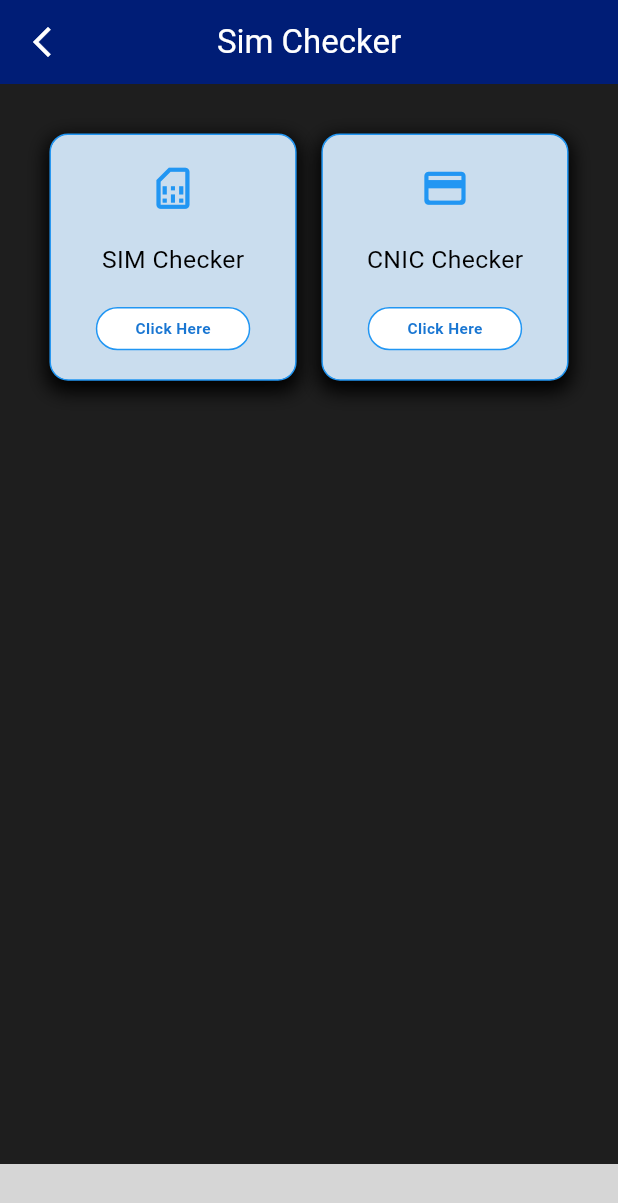
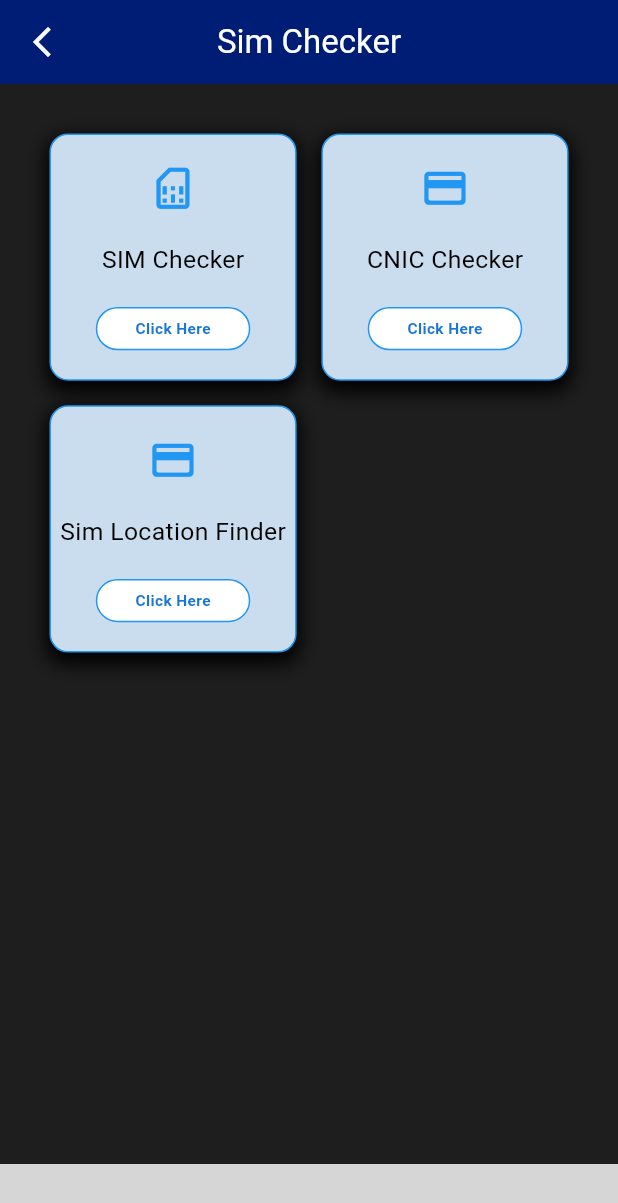
Before and after one commit to ranasherry/package-info-app, a Flutter app: the SubSimCheckerView screen opened by its route, on a phone screen of 412 x 824 dp. Shown: the top 1203 px of the screen. Run offline on Flutter 3.47's test engine with Material 3 defaults, Android fonts, the phone set to English and light mode, and no system bars; our stand-ins replace firebase_analytics, firebase_core, firebase_messaging, flutter_easyloading, flutter_local_notifications, get and 3 more; missing offline and left inert: applovin_max, launch_review; accounts and stored records are empty; grey boxes are pictures that could not be loaded.

```diff
--- a/lib/app/modules/routes/app_pages.dart
+++ b/lib/app/modules/routes/app_pages.dart
@@ -1,51 +1,53 @@
-import 'package:all_network_packages/app/modules/home/bindings/jazz_binding.dart';
-import 'package:all_network_packages/app/modules/home/bindings/settings_binding.dart';
-import 'package:all_network_packages/app/modules/sim_checker/binding/cnic_checker_binding.dart';
-import 'package:all_network_packages/app/modules/sim_checker/binding/sim_checker_binding.dart';
-import 'package:all_network_packages/app/modules/home/bindings/telenor_binding.dart';
-import 'package:all_network_packages/app/modules/home/bindings/ufone_binding.dart';
-import 'package:all_network_packages/app/modules/home/bindings/warid_binding.dart';
-import 'package:all_network_packages/app/modules/home/bindings/zong_binding.dart';
-import 'package:all_network_packages/app/modules/home/views/jazz_call_offer.dart';
-import 'package:all_network_packages/app/modules/home/views/jazz_home_view.dart';
-import 'package:all_network_packages/app/modules/home/views/jazz_internet.dart';
-import 'package:all_network_packages/app/modules/home/views/jazz_other.dart';
-import 'package:all_network_packages/app/modules/home/views/jazz_sms.dart';
-import 'package:all_network_packages/app/modules/home/views/jazz_view_more.dart';
-import 'package:all_network_packages/app/modules/home/views/settings_view.dart';
-import 'package:all_network_packages/app/modules/sim_checker/views/cnic_checker_view.dart';
-import 'package:all_network_packages/app/modules/sim_checker/views/sim_checker_view.dart';
-import 'package:all_network_packages/app/modules/home/views/splash_screen.dart';
-import 'package:all_network_packages/app/modules/home/views/telenor_call.dart';
-import 'package:all_network_packages/app/modules/home/views/telenor_internet.dart';
-import 'package:all_network_packages/app/modules/home/views/telenor_other.dart';
-import 'package:all_network_packages/app/modules/home/views/telenor_sms.dart';
-import 'package:all_network_packages/app/modules/home/views/telenor_view_more.dart';
-import 'package:all_network_packages/app/modules/home/views/ufone_call.dart';
-import 'package:all_network_packages/app/modules/home/views/ufone_home_view.dart';
-import 'package:all_network_packages/app/modules/home/views/ufone_internet.dart';
-import 'package:all_network_packages/app/modules/home/views/ufone_other.dart';
-import 'package:all_network_packages/app/modules/home/views/ufone_sms.dart';
-import 'package:all_network_packages/app/modules/home/views/warid_call.dart';
-import 'package:all_network_packages/app/modules/home/views/warid_home_view.dart';
-import 'package:all_network_packages/app/modules/home/views/warid_internet.dart';
-import 'package:all_network_packages/app/modules/home/views/warid_sms.dart';
-import 'package:all_network_packages/app/modules/home/views/warid_view_more.dart';
-import 'package:all_network_packages/app/modules/home/views/zong_call.dart';
-import 'package:all_network_packages/app/modules/home/views/zong_home_view.dart';
-import 'package:all_network_packages/app/modules/home/views/zong_internet.dart';
-import 'package:all_network_packages/app/modules/home/views/zong_other.dart';
-import 'package:all_network_packages/app/modules/home/views/zong_sms.dart';
-import 'package:all_network_packages/app/modules/sim_checker/views/sub_sim_checker_view.dart';
 import 'package:get/get.dart';
 
 import '../home/bindings/home_view_binding.dart';
+import '../home/bindings/jazz_binding.dart';
+import '../home/bindings/settings_binding.dart';
 import '../home/bindings/splash_Screen_binding.dart';
+import '../home/bindings/telenor_binding.dart';
+import '../home/bindings/ufone_binding.dart';
+import '../home/bindings/warid_binding.dart';
+import '../home/bindings/zong_binding.dart';
 import '../home/views/home_view.dart';
+import '../home/views/jazz_call_offer.dart';
+import '../home/views/jazz_home_view.dart';
+import '../home/views/jazz_internet.dart';
+import '../home/views/jazz_other.dart';
+import '../home/views/jazz_sms.dart';
+import '../home/views/jazz_view_more.dart';
+import '../home/views/settings_view.dart';
+import '../home/views/splash_screen.dart';
+import '../home/views/telenor_call.dart';
 import '../home/views/telenor_home_view.dart';
+import '../home/views/telenor_internet.dart';
+import '../home/views/telenor_other.dart';
+import '../home/views/telenor_sms.dart';
+import '../home/views/telenor_view_more.dart';
+import '../home/views/ufone_call.dart';
+import '../home/views/ufone_home_view.dart';
+import '../home/views/ufone_internet.dart';
+import '../home/views/ufone_other.dart';
+import '../home/views/ufone_sms.dart';
 import '../home/views/ufone_view_more.dart';
+import '../home/views/warid_call.dart';
+import '../home/views/warid_home_view.dart';
+import '../home/views/warid_internet.dart';
 import '../home/views/warid_other.dart';
+import '../home/views/warid_sms.dart';
+import '../home/views/warid_view_more.dart';
+import '../home/views/zong_call.dart';
+import '../home/views/zong_home_view.dart';
+import '../home/views/zong_internet.dart';
+import '../home/views/zong_other.dart';
+import '../home/views/zong_sms.dart';
 import '../home/views/zong_view_more.dart';
+import '../location_finder/bindings/location_finder_binding.dart';
+import '../location_finder/views/location_finder_view.dart';
+import '../sim_checker/binding/cnic_checker_binding.dart';
+import '../sim_checker/binding/sim_checker_binding.dart';
+import '../sim_checker/views/cnic_checker_view.dart';
+import '../sim_checker/views/sim_checker_view.dart';
+import '../sim_checker/views/sub_sim_checker_view.dart';
 
 part 'app_routes.dart';
 
@@ -199,5 +201,10 @@ class AppPages {
       page: () => CnicCheckerView(),
       binding: CnicCheckerBinding(),
     ),
+    GetPage(
+      name: _Paths.LOCATION_FINDER,
+      page: () => LocationFinderView(),
+      binding: LocationFinderBinding(),
+    ),
   ];
 }
--- a/lib/app/modules/routes/app_routes.dart
+++ b/lib/app/modules/routes/app_routes.dart
@@ -38,6 +38,7 @@ abstract class Routes {
   static const SETTINGSVIEW = _Paths.SETTINGSVIEW;
   static const SUBSIMCHECKERVIEW = _Paths.SUBSIMCHECKERVIEW;
   static const CNICCHECKERVIEW = _Paths.CNICCHECKERVIEW;
+  static const LOCATION_FINDER = _Paths.LOCATION_FINDER;
 }
 
 abstract class _Paths {
@@ -77,4 +78,5 @@ abstract class _Paths {
   static const SETTINGSVIEW = '/SETTINGSVIEW';
   static const SUBSIMCHECKERVIEW = '/SUBSIMCHECKERVIEW';
   static const CNICCHECKERVIEW = '/CNICCHECKERVIEW';
+  static const LOCATION_FINDER = '/location-finder';
 }
--- a/lib/app/modules/sim_checker/views/sub_sim_checker_view.dart
+++ b/lib/app/modules/sim_checker/views/sub_sim_checker_view.dart
@@ -147,6 +147,65 @@ class SubSimCheckerView extends StatelessWidget {
                     ),
                   ),
                 ),
+                GestureDetector(
+                  onTap: () {
+                    Get.toNamed(Routes.LOCATION_FINDER);
+                  },
+                  child: Container(
+                    decoration: BoxDecoration(
+                      color: Color(0xFFCADDEE),
+                      borderRadius: BorderRadius.circular(
+                          SizeConfig.blockSizeHorizontal * 3),
+                      border: Border.all(color: Colors.blue),
+                      boxShadow: [
+                        BoxShadow(
+                          color: Colors.black, // Shadow color
+                          spreadRadius: 2, // Spread radius
+                          blurRadius: 10, // Blur radius
+                          offset: Offset(0, 5), // Offset in x and y direction
+                        ),
+                      ],
+                    ),
+                    margin: EdgeInsets.all(SizeConfig.blockSizeHorizontal * 2),
+                    child: Column(
+                      mainAxisAlignment: MainAxisAlignment.spaceEvenly,
+                      children: [
+                        Icon(
+                          Icons.credit_card_rounded,
+                          color: Colors.blue,
+                          size: SizeConfig.blockSizeHorizontal * 8,
+                        ),
+                        Text(
+                          'Sim Location Finder',
+                          style: TextStyle(
+                            color: Colors.black,
+                            fontSize: SizeConfig.blockSizeHorizontal * 4,
+                          ),
+                        ),
+                        Container(
+                          height: SizeConfig.blockSizeVertical * 3.5,
+                          width: SizeConfig.blockSizeHorizontal * 25,
+                          decoration: BoxDecoration(
+                            color: Colors.white,
+                            border: Border.all(color: Colors.blue),
+                            borderRadius: BorderRadius.circular(
+                                SizeConfig.blockSizeHorizontal * 7),
+                          ),
+                          child: Center(
+                            child: Text(
+                              "Click Here",
+                              style: TextStyle(
+                                  fontSize:
+                                      SizeConfig.blockSizeHorizontal * 2.5,
+                                  fontWeight: FontWeight.bold,
+                                  color: Colors.blue.shade700),
+                            ),
+                          ),
+                        ),
+                      ],
+                    ),
+                  ),
+                ),
               ],
             ),
           ),
```
Also changed, not shown: lib/app/modules/location_finder/bindings/location_finder_binding.dart (added, +12 -0 lines), lib/app/modules/location_finder/controllers/location_finder_controller.dart (added, +73 -0 lines), lib/app/modules/location_finder/views/location_finder_view.dart (added, +154 -0 lines), lib/app/modules/sim_checker/controller/sim_checker_ctl.dart (+39 -12 lines), lib/app/modules/sim_checker/views/sim_checker_view.dart (+7 -1 lines), pubspec.yaml (+6 -1 lines), pubspec.lock, 3 other files.
